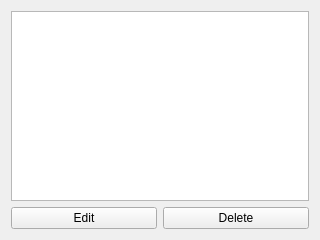
The window that plugins/nightplugin/alarmdetails.ui (mysmartgrid/chumby-controlpanel) describes before a commit, drawn with Qt 5.
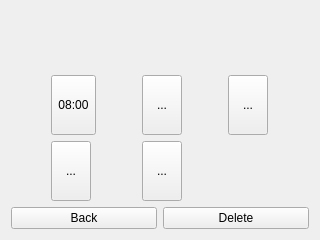
The same window after the commit.

Commit message: [nightplugin] AlarmWizard replaced by new AlarmDetails

Diff of the .ui file:
```diff
--- a/plugins/nightplugin/alarmdetails.ui
+++ b/plugins/nightplugin/alarmdetails.ui
@@ -13,16 +13,134 @@
   <property name="windowTitle">
    <string>Form</string>
   </property>
-  <layout class="QVBoxLayout" name="verticalLayout">
+  <layout class="QVBoxLayout" name="verticalLayout" stretch="0,10,0">
    <item>
-    <widget class="QTextBrowser" name="detailBrowser"/>
+    <widget class="QLabel" name="nameLabel">
+     <property name="text">
+      <string/>
+     </property>
+    </widget>
    </item>
    <item>
-    <layout class="QHBoxLayout" name="horizontalLayout">
+    <layout class="QGridLayout" name="gridLayout">
+     <item row="1" column="0">
+      <widget class="QToolButton" name="timeButton">
+       <property name="sizePolicy">
+        <sizepolicy hsizetype="Fixed" vsizetype="Fixed">
+         <horstretch>0</horstretch>
+         <verstretch>0</verstretch>
+        </sizepolicy>
+       </property>
+       <property name="minimumSize">
+        <size>
+         <width>40</width>
+         <height>60</height>
+        </size>
+       </property>
+       <property name="text">
+        <string>08:00</string>
+       </property>
+       <property name="toolButtonStyle">
+        <enum>Qt::ToolButtonTextUnderIcon</enum>
+       </property>
+      </widget>
+     </item>
+     <item row="2" column="1">
+      <widget class="QToolButton" name="volumeButton">
+       <property name="sizePolicy">
+        <sizepolicy hsizetype="Fixed" vsizetype="Fixed">
+         <horstretch>0</horstretch>
+         <verstretch>0</verstretch>
+        </sizepolicy>
+       </property>
+       <property name="minimumSize">
+        <size>
+         <width>40</width>
+         <height>60</height>
+        </size>
+       </property>
+       <property name="text">
+        <string>...</string>
+       </property>
+       <property name="toolButtonStyle">
+        <enum>Qt::ToolButtonTextUnderIcon</enum>
+       </property>
+      </widget>
+     </item>
+     <item row="1" column="1">
+      <widget class="QToolButton" name="ringtoneButton">
+       <property name="sizePolicy">
+        <sizepolicy hsizetype="Fixed" vsizetype="Fixed">
+         <horstretch>0</horstretch>
+         <verstretch>0</verstretch>
+        </sizepolicy>
+       </property>
+       <property name="minimumSize">
+        <size>
+         <width>40</width>
+         <height>60</height>
+        </size>
+       </property>
+       <property name="text">
+        <string>...</string>
+       </property>
+       <property name="toolButtonStyle">
+        <enum>Qt::ToolButtonTextUnderIcon</enum>
+       </property>
+      </widget>
+     </item>
+     <item row="2" column="0">
+      <widget class="QToolButton" name="snoozeButton">
+       <property name="sizePolicy">
+        <sizepolicy hsizetype="Fixed" vsizetype="Fixed">
+         <horstretch>0</horstretch>
+         <verstretch>0</verstretch>
+        </sizepolicy>
+       </property>
+       <property name="minimumSize">
+        <size>
+         <width>40</width>
+         <height>60</height>
+        </size>
+       </property>
+       <property name="text">
+        <string>...</string>
+       </property>
+       <property name="toolButtonStyle">
+        <enum>Qt::ToolButtonTextUnderIcon</enum>
+       </property>
+      </widget>
+     </item>
+     <item row="1" column="2">
+      <widget class="QToolButton" name="dayButton">
+       <property name="sizePolicy">
+        <sizepolicy hsizetype="Fixed" vsizetype="Fixed">
+         <horstretch>0</horstretch>
+         <verstretch>0</verstretch>
+        </sizepolicy>
+       </property>
+       <property name="minimumSize">
+        <size>
+         <width>40</width>
+         <height>60</height>
+        </size>
+       </property>
+       <property name="text">
+        <string>...</string>
+       </property>
+       <property name="toolButtonStyle">
+        <enum>Qt::ToolButtonTextUnderIcon</enum>
+       </property>
+      </widget>
+     </item>
+    </layout>
+   </item>
+   <item>
+    <layout class="QHBoxLayout" name="horizontalLayout" stretch="0,0">
      <item>
       <widget class="QPushButton" name="editButton">
        <property name="text">
-        <string>Edit</string>
+        <string>Back</string>
        </property>
       </widget>
      </item>
```
Left out of the diff: 2 changed lines with no effect on the pictures. The commit also changes 11 other files.
